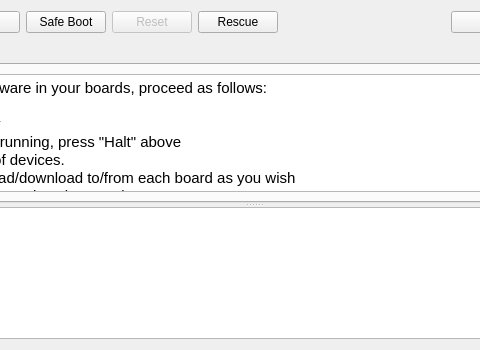
Before: the Qt Designer form ground/openpilotgcs/src/plugins/uploader/uploader.ui in openpilot/OpenPilot, drawn with Qt 5; both pictures show x 157 to 637 and y 0 to 350 of the 822 by 350 pixel window.
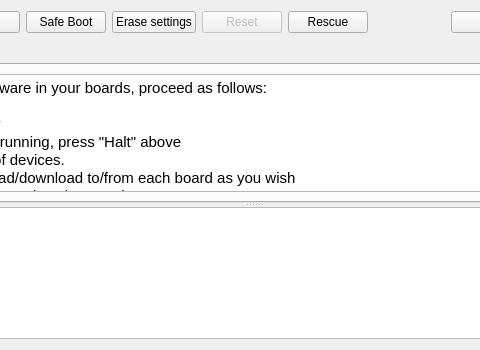
After: the same form once the commit is applied. Icons and pictures are not drawn.

Commit message: OP-874 adding GCS gui for (rescue) erase settings

Patch:
```diff
--- a/ground/openpilotgcs/src/plugins/uploader/uploader.ui
+++ b/ground/openpilotgcs/src/plugins/uploader/uploader.ui
@@ -68,6 +68,24 @@
        </property>
       </widget>
      </item>
+     <item>
+      <widget class="QPushButton" name="eraseBootButton">
+       <property name="enabled">
+        <bool>true</bool>
+       </property>
+       <property name="toolTip">
+        <string>Reboot the board and clear its settings memory.
+        Useful if the board cannot boot properly.
+        Blue led starts blinking quick for 20-30 seconds than the board will start normally
+
+If telemetry is not running, select the link using the dropdown
+menu on the right.</string>
+       </property>
+       <property name="text">
+        <string>Erase settings</string>
+       </property>
+      </widget>
+     </item>
      <item>
       <widget class="QPushButton" name="resetButton">
        <property name="enabled">
```
Left out of the diff: 20 changed lines with no effect on the pictures. The commit also changes 4 other files.
